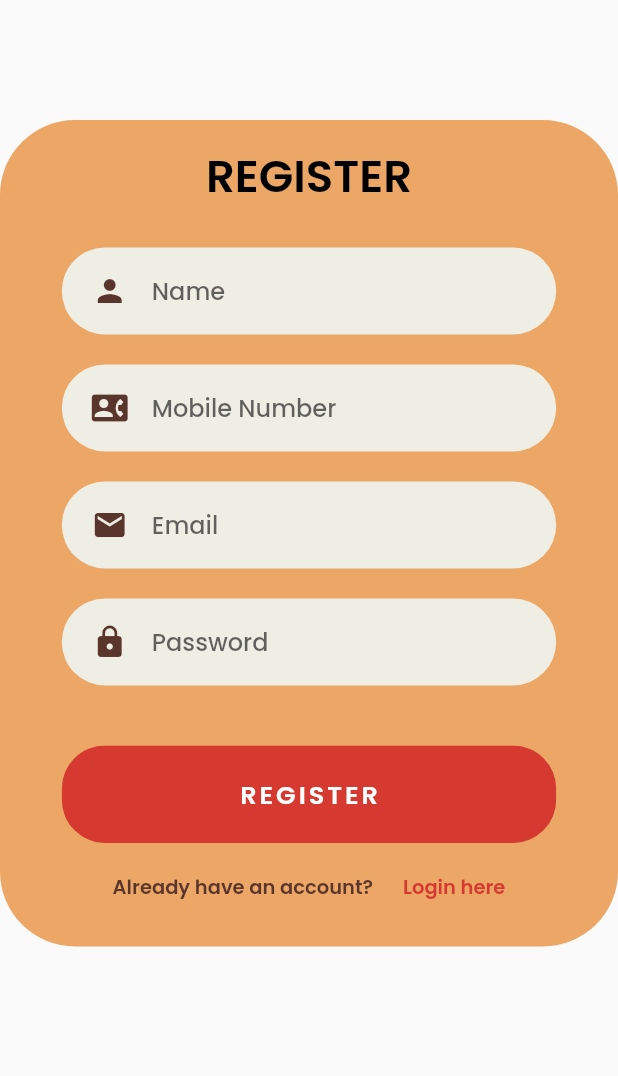
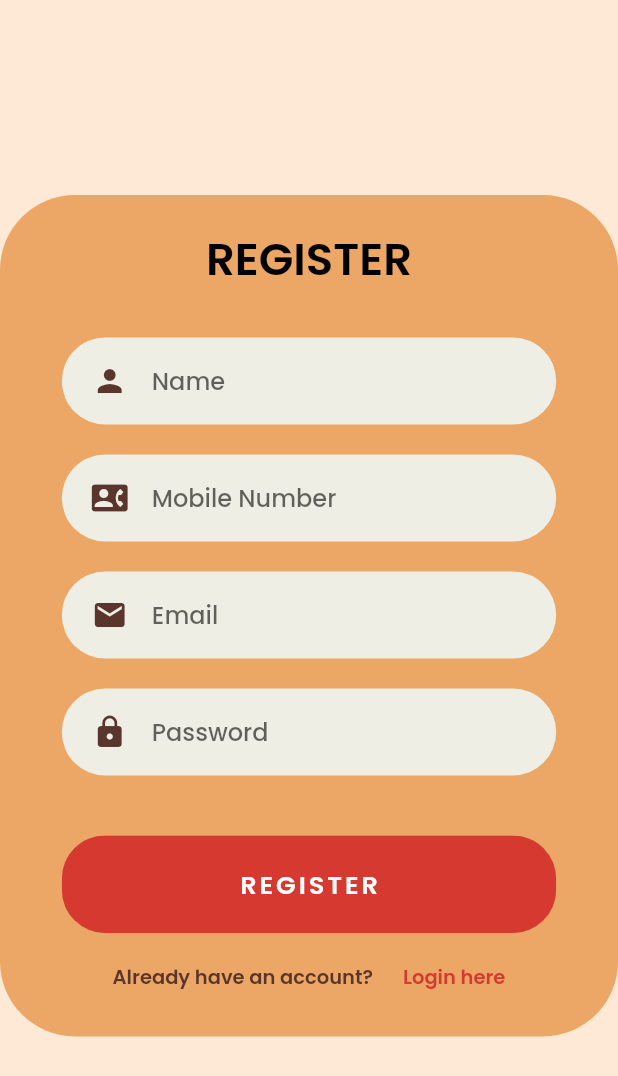
Before and after one commit to mutyaruby08/capstone_igarchu, a Flutter app: the register_screen screen opened directly, on a phone screen of 412 x 824 dp. Shown: the top 1076 px of the screen. Run offline on Flutter 3.47's test engine with Material 2 defaults, Android fonts, the phone set to English and light mode, and no system bars; our stand-ins replace introduction_screen.

Commit message:
Connected the Screens

```diff
--- a/igarchu_capstone/lib/Screens/register_screen.dart
+++ b/igarchu_capstone/lib/Screens/register_screen.dart
@@ -6,8 +6,10 @@ import 'package:flutter/material.dart';
 import 'package:igarchu_capstone/Widgets/rounded_button.dart';
 
 import '../Widgets/underpart.dart';
+import '../Widgets/upside.dart';
 import '../constants.dart';
 import '../widgets/textfield_container.dart';
+import 'login_screen.dart';
 
 class register_screen extends StatefulWidget {
 
@@ -31,10 +33,20 @@ class _register_screenState extends State<register_screen> {
           width: size.width,
           height: size.height,
           child: SingleChildScrollView(
-            child: Stack(
+            child:Container(
+            constraints: BoxConstraints(
+                maxHeight: MediaQuery.of(context).size.height,
+                maxWidth: MediaQuery.of(context).size.width),
+            decoration: const BoxDecoration(
+              gradient: LinearGradient(colors: [
+                kPrimaryLightColor,
+                kPrimaryLightColor,
+              ], begin: Alignment.topLeft, end: Alignment.centerRight),
+            ),
+                child: Column(
                   children: [
                    Padding(
-                  padding: const EdgeInsets.only(top: 80.0),
+                     padding:  EdgeInsets.only(top: 130.0),
                      child: Container(
                           width: double.infinity,
                         decoration: const BoxDecoration(
@@ -51,7 +63,7 @@ class _register_screenState extends State<register_screen> {
                           // ignore: prefer_const_literals_to_create_immutables
                           children: [
                             const SizedBox(
-                          height: 15,
+                                height: 20,
                               ),
                             const Text('REGISTER',
                             style: TextStyle(
@@ -60,7 +72,7 @@ class _register_screenState extends State<register_screen> {
                               fontWeight: FontWeight.bold,
                               color: Colors.black)),
                             const SizedBox(
-                          height: 15,
+                                height: 20,
                               ),
                             Form(
                               key: _formKey,
@@ -167,6 +179,9 @@ class _register_screenState extends State<register_screen> {
                                         navigatorText: "Login here",
                                         onTap: () {
                                           // widget.toggleView();
+                                          Navigator.of(context).pushReplacement(
+                                          MaterialPageRoute(builder: (_) => const LoginScreen()),
+                                          );
                                         }),
                                   const SizedBox(
                                     height: 30,
@@ -178,8 +193,11 @@ class _register_screenState extends State<register_screen> {
                         )],
                               )
                             ),
-            )],
                    ),
+
+                  ],
+                ),)
+
                   ),)
       ),
     );
--- a/igarchu_capstone/lib/main.dart
+++ b/igarchu_capstone/lib/main.dart
@@ -30,7 +30,7 @@ class MyApp extends StatelessWidget {
               )
       ),
 
-      home: SplashScreen(),
+      home: const SplashScreen(),
     );
   }
 }
```
Also changed, not shown: igarchu_capstone/lib/Screens/login_screen.dart (+20 -1 lines). Lines whose indentation alone changed are shown as unchanged.
